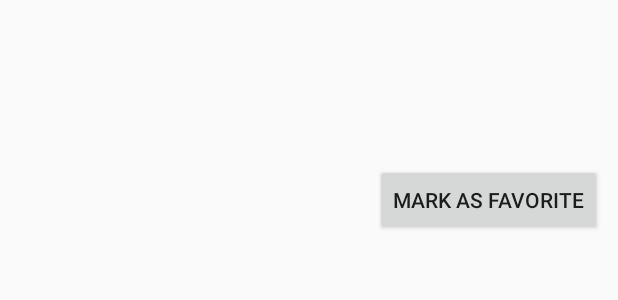
After one commit to joselukeolivares/popular_movies_JLOC, an Android app: the layout activity_movie_detail.xml on its own in the app's theme, with its tools: preview values and no code run, on a phone screen of 412 x 824 dp. The commit adds this screen. Shown: the top 300 px of the screen. Run offline under Robolectric (Android 15) with nearby library versions, the phone set to English and light mode, and no system bars.

Commit message:
Add file activity_movie_detail.xml to git

```diff
--- /dev/null
+++ b/app/src/main/res/layout/activity_movie_detail.xml
@@ -0,0 +1,90 @@
+<?xml version="1.0" encoding="utf-8"?>
+<androidx.appcompat.widget.LinearLayoutCompat xmlns:android="http://schemas.android.com/apk/res/android"
+    xmlns:app="http://schemas.android.com/apk/res-auto"
+    xmlns:tools="http://schemas.android.com/tools"
+    android:layout_width="match_parent"
+    android:layout_height="match_parent"
+    android:orientation="vertical"
+    tools:context=".MovieDetail">
+
+    <TextView
+        android:id="@+id/tv_movieName"
+        android:layout_width="match_parent"
+        android:layout_height="wrap_content"
+
+        android:textSize="30sp"
+        android:paddingLeft="25dp"
+        android:paddingRight="25dp"
+
+
+
+        ></TextView>
+    <LinearLayout
+        android:layout_width="match_parent"
+        android:layout_height="wrap_content"
+        android:orientation="horizontal"
+        >
+
+        <ImageView
+            android:layout_width="150dp"
+            android:layout_height="250dp"
+            android:layout_marginLeft="50dp"
+            android:layout_marginRight="50dp"
+            android:layout_marginTop="25dp"
+            android:layout_marginBottom="50dp"
+            android:id="@+id/tv_posterMovie"
+            android:contentDescription="@string/posterLocation"
+            />
+        <LinearLayout
+            android:layout_width="match_parent"
+            android:layout_height="match_parent"
+            android:orientation="vertical"
+            >
+            <TextView
+                android:layout_width="wrap_content"
+                android:layout_height="wrap_content"
+
+                android:layout_marginTop="10dp"
+                android:id="@+id/tv_dateRelease"
+                />
+            <!--
+            <TextView
+                android:layout_width="wrap_content"
+                android:layout_height="wrap_content"
+                android:text="Pelicula"
+                android:layout_marginTop="10dp"
+                android:id="@+id/tv_durationMovie"
+                />
+                -->
+            <TextView
+                android:layout_width="wrap_content"
+                android:layout_height="wrap_content"
+
+                android:layout_marginTop="10dp"
+                android:id="@+id/tv_rateMovie"
+                />
+            <Button
+                android:layout_width="wrap_content"
+                android:layout_height="wrap_content"
+                android:text="@string/button_mark_Favorite"
+                android:layout_marginTop="10dp"
+                android:id="@+id/button_favoriteMark"
+                />
+
+        </LinearLayout>
+
+    </LinearLayout>
+
+        <TextView
+            android:layout_width="match_parent"
+            android:layout_height="wrap_content"
+
+            android:id="@+id/tv_sinopsisMovie"
+            />
+
+
+
+
+
+
+</androidx.appcompat.widget.LinearLayoutCompat>
```
Also changed, not shown: app/src/main/res/values/strings.xml (line endings or trailing spaces).
